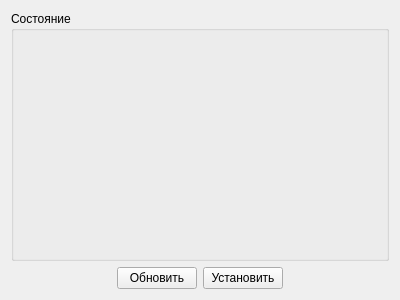
Above: manager/maintabform.ui from TheMrButcher/gamebase_manager before the change. Below: the same form after it.
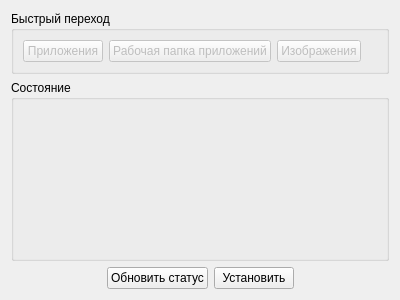
That is the form after the change.

Commit message:
Added 'fast open' buttons
Closed #53

Patch:
```diff
--- a/manager/maintabform.ui
+++ b/manager/maintabform.ui
@@ -14,6 +14,58 @@
    <string>Form</string>
   </property>
   <layout class="QVBoxLayout" name="verticalLayout">
+   <item>
+    <widget class="QGroupBox" name="groupBox_2">
+     <property name="title">
+      <string>Быстрый переход</string>
+     </property>
+     <layout class="QHBoxLayout" name="horizontalLayout_2">
+      <item>
+       <widget class="QPushButton" name="openAppsDirButton">
+        <property name="enabled">
+         <bool>false</bool>
+        </property>
+        <property name="text">
+         <string>Приложения</string>
+        </property>
+       </widget>
+      </item>
+      <item>
+       <widget class="QPushButton" name="openAppWorkingDirButton">
+        <property name="enabled">
+         <bool>false</bool>
+        </property>
+        <property name="text">
+         <string>Рабочая папка приложений</string>
+        </property>
+       </widget>
+      </item>
+      <item>
+       <widget class="QPushButton" name="openImagesButton">
+        <property name="enabled">
+         <bool>false</bool>
+        </property>
+        <property name="text">
+         <string>Изображения</string>
+        </property>
+       </widget>
+      </item>
+      <item>
+       <spacer name="horizontalSpacer_3">
+        <property name="orientation">
+         <enum>Qt::Horizontal</enum>
+        </property>
+        <property name="sizeHint" stdset="0">
+         <size>
+          <width>40</width>
+          <height>20</height>
+         </size>
+        </property>
+       </spacer>
+      </item>
+     </layout>
+    </widget>
+   </item>
    <item>
     <widget class="QGroupBox" name="groupBox">
      <property name="sizePolicy">
@@ -49,7 +101,7 @@
         <string>Обновить состояние</string>
        </property>
        <property name="text">
-        <string>Обновить</string>
+        <string>Обновить статус</string>
        </property>
       </widget>
      </item>
```
The commit also changes 3 other files.
